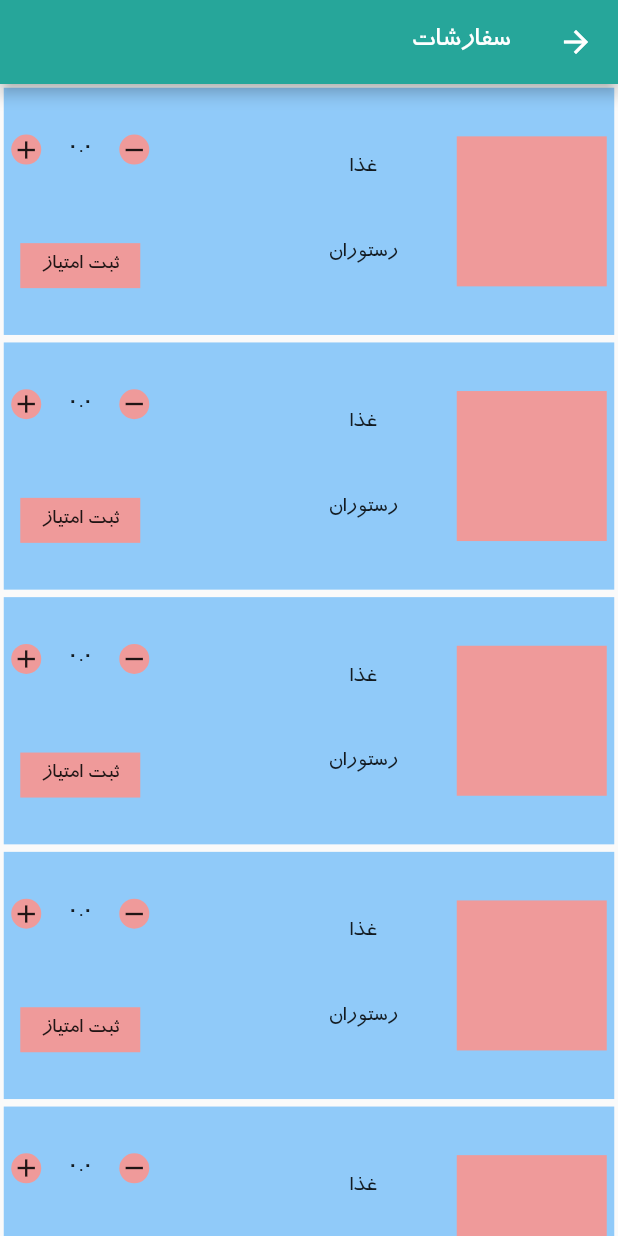
After one commit to sobhan15/food, a Flutter app: the screen it shows after launch, scrolled down 576 dp, after a tap on "سبد خرید", after a tap on "سفارشات", on a phone screen of 412 x 824 dp. The commit adds this screen. Run offline on Flutter 3.47's test engine with Material 2 defaults, Android fonts, the phone set to English and light mode, and no system bars; our stand-ins replace flutter_rating_bar, pin_code_text_field, shared_preferences; network calls fail.

Commit message:
adding files

```diff
--- a/lib/Basket.dart
+++ b/lib/Basket.dart
@@ -1,4 +1,5 @@
 import 'package:flutter/material.dart';
+import 'package:food/OrderState.dart';
 import "FoodData.dart" as FoodData;
 import 'AppData.dart' as AppData;
 import 'package:http/http.dart' as http;
@@ -20,6 +21,8 @@ class _BasketState extends State<Basket> {
   int totalPrice = 0;
   int mitigation = 0;
   List basketData;
+  bool okOrder = false;
+  bool isWaiting = false;
 
   GlobalKey<ScaffoldState> _scaffoldKey = GlobalKey();
   @override
@@ -50,12 +53,33 @@ class _BasketState extends State<Basket> {
       key: _scaffoldKey,
       appBar: AppBar(
         title: Text("سبد خرید"),
-        actions: <Widget>[Center(child: Text("وضعیت سفارشات"))],
+        actions: <Widget>[
+          Center(
+              child: GestureDetector(
+                  onTap: () {
+                    Navigator.push(context,
+                        MaterialPageRoute(builder: (context) => OrderState()));
+                  },
+                  child: Text("وضعیت سفارشات")))
+        ],
       ),
       body: FoodData.basketFood.length == 0
           ? Center(
-              child: Text("سبد خرید شما خالی است"),
-            )
+              child: Column(
+              mainAxisAlignment: MainAxisAlignment.center,
+              children: <Widget>[
+                Icon(
+                  Icons.shopping_cart,
+                  size: 70,
+                  color: Colors.grey,
+                ),
+                Text(""),
+                Text(
+                  "سبد خرید شما خالی است",
+                  style: TextStyle(color: Colors.grey, fontSize: 18),
+                ),
+              ],
+            ))
           : Container(
               child: Stack(
               children: <Widget>[
@@ -82,6 +106,20 @@ class _BasketState extends State<Basket> {
                           });
                         },
                         background: Container(
+                          padding: EdgeInsets.only(left: 5, right: 5),
+                          child: Row(
+                            mainAxisAlignment: MainAxisAlignment.spaceBetween,
+                            children: <Widget>[
+                              Icon(
+                                Icons.delete,
+                                color: Colors.white,
+                              ),
+                              Icon(
+                                Icons.delete,
+                                color: Colors.white,
+                              )
+                            ],
+                          ),
                           color: Colors.red,
                         ),
                         child: Stack(
@@ -199,6 +237,9 @@ class _BasketState extends State<Basket> {
                                   // ),
                                   GestureDetector(
                                     onTap: () async {
+                                      setState(() {
+                                        isWaiting = true;
+                                      });
                                       var response;
                                       for (int i = 0;
                                           i < widget.basketdata.length;
@@ -210,23 +251,30 @@ class _BasketState extends State<Basket> {
                                         var orderCount = data["orderCount"];
                                         var link =
                                             "${AppData.BaseUrl}/addOrder";
+
                                         var body = {
                                           "user_id": userId.toString(),
                                           "food_id": foodId.toString(),
                                           "resturan_id": resturanId.toString(),
                                           "orderCount": orderCount.toString(),
                                         };
+                                        var reduceLink =
+                                            "${AppData.BaseUrl}/reduceCapacity";
+                                        var reduceResponse=await http.post(
+                                            Uri.encodeFull(reduceLink),
+                                            body: {
+                                              "food_id":foodId.toString(),
+                                              "orderCount":orderCount.toString()
+                                            });
                                         response = await http.post(
                                             Uri.encodeFull(link),
                                             body: body);
                                       }
                                       if (response.statusCode == 200) {
-                                        _scaffoldKey.currentState
-                                            .showSnackBar(SnackBar(
-                                          backgroundColor: Colors.orange,
-                                          content: Text(
-                                              "به زودی از طرف رستوران با شما تماس گرفته خواهد شد"),
-                                        ));
+                                        setState(() {
+                                          okOrder = true;
+                                          isWaiting = false;
+                                        });
                                       }
                                     },
                                     child: Container(
@@ -255,14 +303,23 @@ class _BasketState extends State<Basket> {
                         ),
                 ),
                 Center(
-                  child: Container(
+                    child: isWaiting
+                        ? CircularProgressIndicator(
+                            valueColor: AlwaysStoppedAnimation(
+                                Theme.of(context).accentColor),
+                            backgroundColor: Theme.of(context).primaryColor,
+                          )
+                        : null),
+                Center(
+                  child: okOrder
+                      ? Container(
                           padding: EdgeInsets.all(10),
                           decoration: BoxDecoration(
                               color: Colors.orange,
                               borderRadius:
                                   BorderRadius.all(Radius.elliptical(150, 30))),
                           width: MediaQuery.of(context).size.width * 0.9,
-                    height: MediaQuery.of(context).size.height * 0.35,
+                          height: MediaQuery.of(context).size.height * 0.55,
                           child: ListView(
                             children: <Widget>[
                               Icon(
@@ -271,26 +328,40 @@ class _BasketState extends State<Basket> {
                                 size: 75,
                               ),
                               Text(
-                          "سفارشات شما با موفقیت ثبت شد ، به زودی از طرف رستوران با شما تماس گرفته خواهد شد ، ضمن اینکه شما میتوانید از وضعیت لحظه ای سفارش خود مطلع شوید",
+                                "سفارشات شما با موفقیت ثبت شد ، به زودی از طرف رستوران با شما تماس گرفته خواهد شد ، ضمن اینکه شما میتوانید از بالای صفحه از وضعیت لحظه ای سفارش خود مطلع شوید",
                                 style: TextStyle(
-                              color: Colors.white, fontSize: 18, height: 1.2),
+                                    color: Colors.white,
+                                    fontSize: 18,
+                                    height: 1.2),
                               ),
                               Text(""),
                               Row(
                                 mainAxisAlignment: MainAxisAlignment.center,
                                 children: <Widget>[
-                            Container(
+                                  GestureDetector(
+                                    onTap: () {
+                                      setState(() {
+                                        okOrder = false;
+                                        widget.basketdata.clear();
+                                      });
+                                    },
+                                    child: Container(
                                       width: 100,
                                       height: 40,
                                       alignment: Alignment.center,
                                       color: Colors.white,
-                              child: Text("باشه",style: TextStyle(color: Colors.orange),),
+                                      child: Text(
+                                        "باشه",
+                                        style: TextStyle(color: Colors.orange),
+                                      ),
+                                    ),
                                   ),
                                 ],
                               )
                             ],
                           ),
-                  ),
+                        )
+                      : null,
                 )
               ],
             )),
--- a/lib/FoodList.dart
+++ b/lib/FoodList.dart
@@ -4,6 +4,7 @@ import 'package:flutter/material.dart';
 import 'package:food/FoodData.dart';
 import 'package:food/FoodGroups.dart';
 import 'package:food/FoodItem.dart';
+import 'package:food/finishOrders.dart';
 import 'FoodData.dart' as FoodData;
 import 'package:http/http.dart' as http;
 import 'AppData.dart' as AppData;
@@ -24,6 +25,7 @@ class _FoodListState extends State<FoodList> {
   String title = "رستوران ها";
   var initFutureGetdataFood;
   var initFutureGetDataResturan;
+  int stateDataFood = 0;
 
   List basketFood = [];
 
@@ -35,7 +37,6 @@ class _FoodListState extends State<FoodList> {
     super.initState();
     verPageController = PageController(initialPage: 0);
     horPageController = PageController(viewportFraction: 0.85);
-
     initFutureGetdataFood = getDataFood();
     initFutureGetDataResturan = getDataResturan();
   }
@@ -90,8 +91,7 @@ class _FoodListState extends State<FoodList> {
   }
 
   void _refreshResturanState(_) {
-          initFutureGetdataFood = getDataFood();
-
+    initFutureGetdataFood = getDataFood();
   }
 
   Widget setDataInFoodItem(List<Food> list) {
@@ -103,8 +103,8 @@ class _FoodListState extends State<FoodList> {
       },
       itemBuilder: (context, position) {
         return FoodItem(
-          foodId:list[position].foodId,
-          resturanId:list[position].resturanId,
+          foodId: list[position].foodId,
+          resturanId: list[position].resturanId,
           imageFood: list[position].foodImage,
           nameFood: list[position].foodName,
           descFood: list[position].foodDesc,
@@ -116,7 +116,7 @@ class _FoodListState extends State<FoodList> {
           person: list[position].person,
           capacityFood: list[position].capacityFood,
           resturanState: list[position].resturanState,
-          refreshResturanState:_refreshResturanState
+          //refreshResturanState: null
         );
       },
     );
@@ -262,7 +262,9 @@ class _FoodListState extends State<FoodList> {
           ),
           backgroundColor: Theme.of(context).primaryColor,
           onPressed: () {
-            print("Hi There!");
+            setState(() {
+              initFutureGetdataFood = getDataFood();
+            });
           },
         ),
         floatingActionButtonLocation: FloatingActionButtonLocation.centerFloat,
@@ -284,8 +286,8 @@ class _FoodListState extends State<FoodList> {
                                   duration: Duration(milliseconds: 800),
                                   curve: Curves.linearToEaseOut);
                             },
-                            child: rightTolbarItem("رستوران", activeResturan,
-                                Icons.restaurant)),
+                            child: rightTolbarItem(
+                                "رستوران", activeResturan, Icons.restaurant)),
                         Text(""),
                         GestureDetector(
                             onTap: () {
@@ -436,9 +438,17 @@ class _FoodListState extends State<FoodList> {
                         style: TextStyle(color: Colors.white, fontSize: 16),
                       ),
                       Text("           "),
-                      Text(
-                        "سفارشات",
-                        style: TextStyle(color: Colors.white, fontSize: 16),
+                      GestureDetector(
+                        onTap: () {
+                          Navigator.push(
+                              context,
+                              MaterialPageRoute(
+                                  builder: (context) => FinishOrders()));
+                        },
+                        child: Text(
+                          "سفارشات",
+                          style: TextStyle(color: Colors.white, fontSize: 16),
+                        ),
                       ),
                       Text(
                         "خروج",
--- /dev/null
+++ b/lib/finishOrders.dart
@@ -0,0 +1,136 @@
+import 'package:flutter/cupertino.dart';
+import 'package:flutter/material.dart';
+import 'package:flutter_rating_bar/flutter_rating_bar.dart';
+
+class FinishOrders extends StatefulWidget {
+  @override
+  _FinishOrdersState createState() => _FinishOrdersState();
+}
+
+class _FinishOrdersState extends State<FinishOrders> {
+  double rate = 0;
+
+  @override
+  void initState() {
+    super.initState();
+  }
+
+  @override
+  void dispose() {
+    super.dispose();
+  }
+
+  @override
+  Widget build(BuildContext context) {
+    return Scaffold(
+        appBar: AppBar(
+          title: Text("سفارشات"),
+        ),
+        body: ListView.builder(
+          itemBuilder: (context, position) {
+            return Container(
+              padding: EdgeInsets.all(5),
+              width: MediaQuery.of(context).size.width * 1,
+              height: MediaQuery.of(context).size.height * 0.2,
+              color: Colors.blue[200],
+              margin: EdgeInsets.all(2.5),
+              child: Row(
+                mainAxisAlignment: MainAxisAlignment.spaceBetween,
+                children: <Widget>[
+                  Container(
+                    width: 100,
+                    height: 100,
+                    color: Colors.red[200],
+                  ),
+                  Column(
+                    mainAxisAlignment: MainAxisAlignment.spaceEvenly,
+                    children: <Widget>[
+                      Text("غذا"),
+                      Text("رستوران"),
+                    ],
+                  ),
+                  Text(""),
+                  Text(""),
+                  Column(
+                    mainAxisAlignment: MainAxisAlignment.spaceAround,
+                    children: <Widget>[
+
+                      Row(
+                        children: <Widget>[
+                          GestureDetector(
+                            onLongPress: () {
+                              if (rate > 10) {
+                                setState(() {
+                                  rate -= 10;
+                                });
+                              }
+                            },
+                            onTap: () {
+                              if (rate > 0) {
+                                setState(() {
+                                  rate--;
+                                });
+                              }
+                            },
+                            child: Container(
+                              width: 20,
+                              height: 20,
+                              alignment: Alignment.center,
+                              child: Icon(
+                                Icons.remove,
+                                size: 20,
+                              ),
+                              decoration: BoxDecoration(
+                                  shape: BoxShape.circle,
+                                  color: Colors.red[200]),
+                            ),
+                          ),
+                          Text("     "),
+                          Text("${rate / 10}"),
+                          Text("     "),
+                          GestureDetector(
+                            onLongPress: () {
+                              if (rate < 40) {
+                                setState(() {
+                                  rate += 10;
+                                });
+                              }
+                            },
+                            onTap: () {
+                              if (rate < 50) {
+                                setState(() {
+                                  rate++;
+                                });
+                              }
+                            },
+                            child: Container(
+                              width: 20,
+                              height: 20,
+                              alignment: Alignment.center,
+                              child: Icon(
+                                Icons.add,
+                                size: 20,
+                              ),
+                              decoration: BoxDecoration(
+                                  shape: BoxShape.circle,
+                                  color: Colors.red[200]),
+                            ),
+                          ),
+                        ],
+                      ),
+                      Container(
+                        alignment: Alignment.center,
+                        child: Text("ثبت امتیاز"),
+                        width: 80,
+                        height: 30,
+                        color: Colors.red[200],
+                      )
+                    ],
+                  )
+                ],
+              ),
+            );
+          },
+        ));
+  }
+}
```
Also changed, not shown: lib/FoodItem.dart (+32 -17 lines), lib/OrderState.dart (added, +333 -0 lines). Lines whose indentation alone changed are shown as unchanged.
